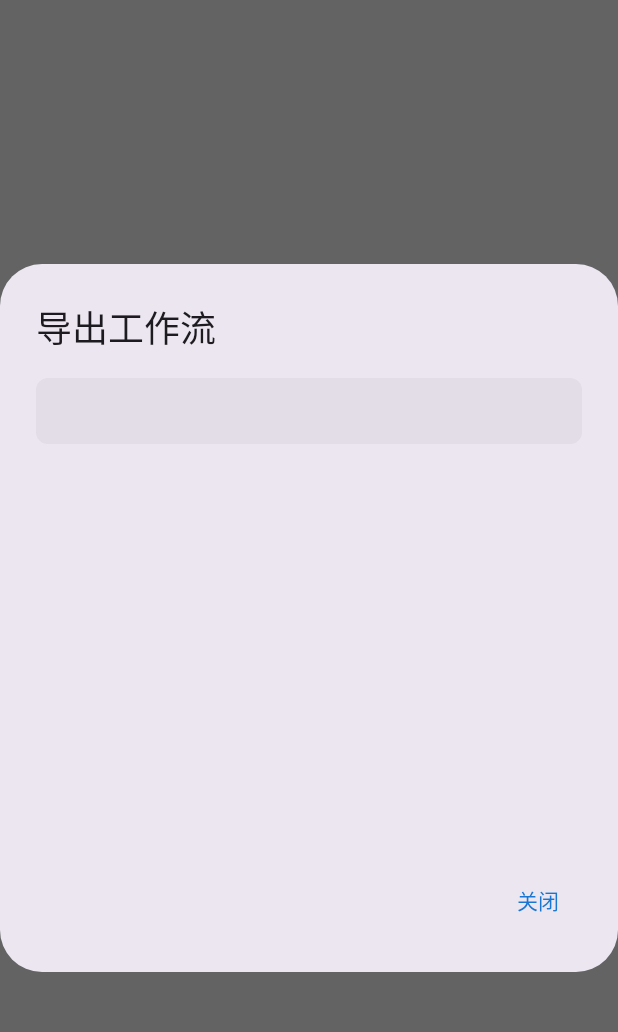
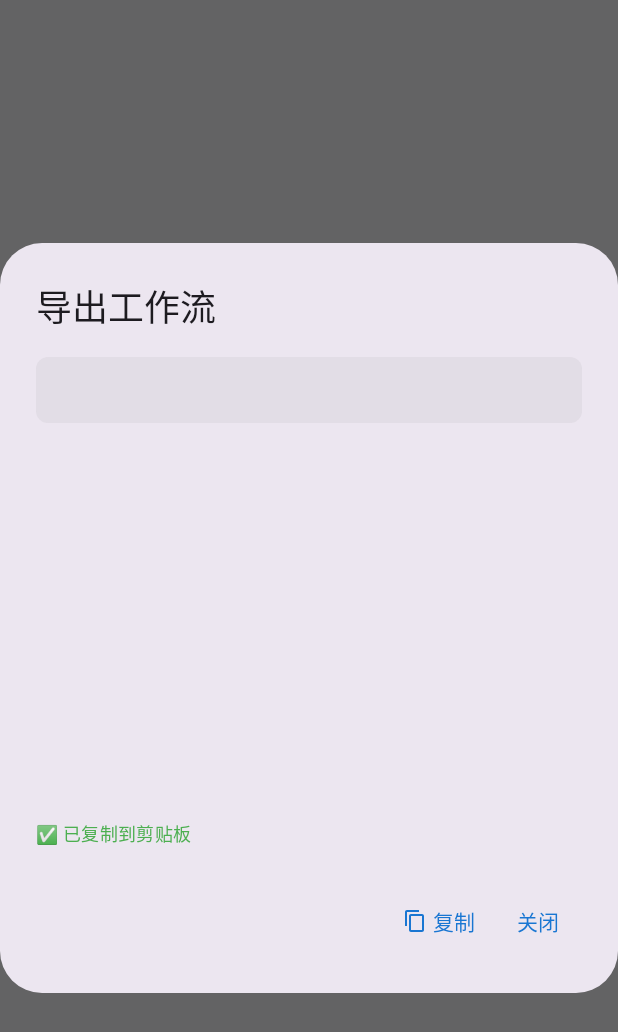
Before and after one commit to dogcodes/AutoFlow, an Android app built with Jetpack Compose: the composable ExportDialog called with empty values, after a tap on "关闭", on a phone screen of 412 x 824 dp. Shown: the top 1032 px of the screen. Run offline under Robolectric (Android 15) with nearby library versions, the light colour scheme and no system bars; 1 other tap on this screen came first.

Commit message:
增加复制功能

```diff
--- a/app/src/main/java/com/carlos/autoflow/workflow/ui/WorkflowDialogs.kt
+++ b/app/src/main/java/com/carlos/autoflow/workflow/ui/WorkflowDialogs.kt
@@ -4,10 +4,14 @@ import androidx.compose.foundation.background
 import androidx.compose.foundation.layout.*
 import androidx.compose.foundation.lazy.LazyColumn
 import androidx.compose.foundation.shape.RoundedCornerShape
+import androidx.compose.material.icons.Icons
+import androidx.compose.material.icons.filled.ContentCopy
 import androidx.compose.material3.*
 import androidx.compose.runtime.*
 import androidx.compose.ui.Modifier
 import androidx.compose.ui.graphics.Color
+import androidx.compose.ui.platform.LocalClipboardManager
+import androidx.compose.ui.text.AnnotatedString
 import androidx.compose.ui.unit.dp
 import androidx.compose.ui.unit.sp
 
@@ -53,10 +57,14 @@ fun ExportDialog(
     json: String,
     onDismiss: () -> Unit
 ) {
+    val clipboardManager = LocalClipboardManager.current
+    var showCopySuccess by remember { mutableStateOf(false) }
+
     AlertDialog(
         onDismissRequest = onDismiss,
         title = { Text("导出工作流") },
         text = {
+            Column {
                 LazyColumn(
                     modifier = Modifier
                         .fillMaxWidth()
@@ -76,10 +84,37 @@ fun ExportDialog(
                         )
                     }
                 }
+
+                if (showCopySuccess) {
+                    Spacer(modifier = Modifier.height(8.dp))
+                    Text(
+                        text = "✅ 已复制到剪贴板",
+                        color = Color(0xFF4CAF50),
+                        fontSize = 12.sp
+                    )
+                }
+            }
         },
         confirmButton = {
+            Row {
+                TextButton(
+                    onClick = {
+                        clipboardManager.setText(AnnotatedString(json))
+                        showCopySuccess = true
+                    }
+                ) {
+                    Icon(
+                        imageVector = Icons.Default.ContentCopy,
+                        contentDescription = "复制",
+                        modifier = Modifier.size(16.dp)
+                    )
+                    Spacer(modifier = Modifier.width(4.dp))
+                    Text("复制")
+                }
+
                 TextButton(onClick = onDismiss) {
                     Text("关闭")
+                }
             }
         }
     )
```
Lines whose indentation alone changed are shown as unchanged.
